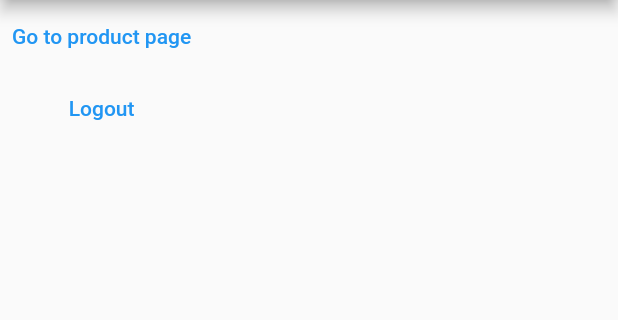
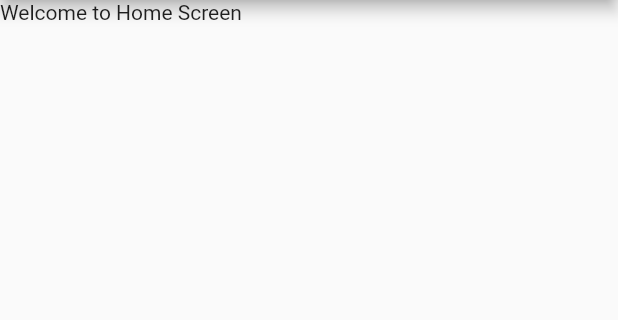
Before and after one commit to learnatwhitecoal/dailyflutter, a Flutter app: the screen it shows after launch, on a phone screen of 412 x 824 dp, the part 84-404 px from its top. Run offline on Flutter 3.47's test engine with Material 2 defaults, Android fonts, the phone set to English and light mode, and no system bars; our stand-ins replace go_router.

```diff
--- a/lib/routes/router.dart
+++ b/lib/routes/router.dart
@@ -1,7 +1,5 @@
 import 'package:dailyflutter/screens/error_screen.dart';
 import 'package:dailyflutter/screens/home_screen.dart';
-import 'package:dailyflutter/screens/login_screen.dart';
-import 'package:dailyflutter/screens/params_screen.dart';
 
 import 'package:go_router/go_router.dart';
 
@@ -10,21 +8,9 @@ final appRouter = GoRouter(
   errorBuilder: (context, state) => const ErrorScreen(),
   routes: [
     GoRoute(
-        name: "mainApp",
-        path: "/",
-        builder: (context, state) => const HomeScreen(),
-        routes: [
-          GoRoute(
-            name: "productById",
-            path: "product/:id",
-            builder: (context, state) =>
-                ScreenWithPath(id: state.pathParameters['id']),
-          ),
-          GoRoute(
-            name: "login",
-            path: "login",
-            builder: (context, state) => const LoginScreen(),
-          ),
-        ]),
+      name: "mainApp",
+      path: "/",
+      builder: (context, state) => const HomeScreen(),
+    )
   ],
 );
--- a/lib/screens/home_screen.dart
+++ b/lib/screens/home_screen.dart
@@ -9,18 +9,7 @@ class HomeScreen extends StatelessWidget {
     return Scaffold(
       appBar: AppBar(title: const Text("Welcome to Room Finder")),
       body: Column(
-        children: [
-          TextButton(
-              onPressed: () {
-                context.push("/product/12");
-              },
-              child: const Text("Go to product page")),
-          TextButton(
-              onPressed: () {
-                context.push("/login");
-              },
-              child: const Text("Logout"))
-        ],
+        children: const [Text("Welcome to Home Screen")],
       ),
     );
   }
```
Also changed, not shown: lib/screens/login_screen.dart (deleted, +0 -25 lines), lib/screens/params_screen.dart (deleted, +0 -30 lines).
